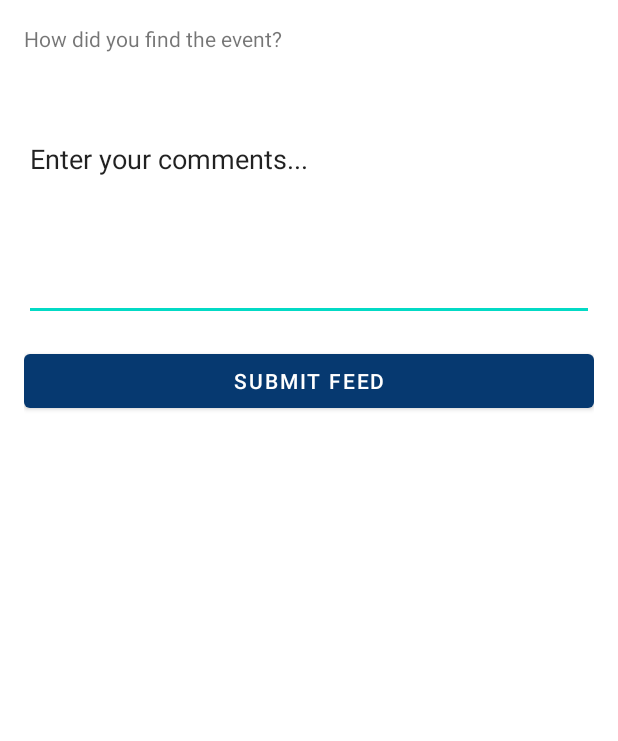
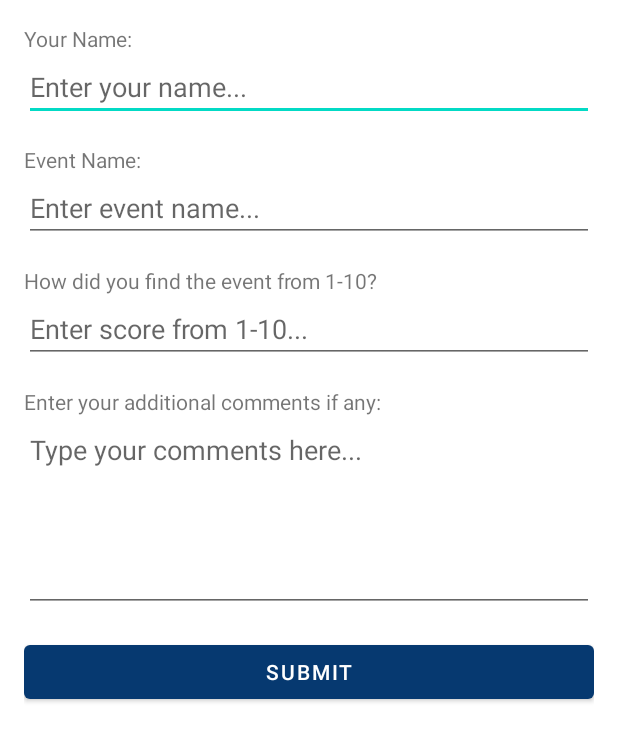
Before and after one commit to peteryan1019/B07_App, an Android app: the StudentFeedback screen opened directly, with no data from a screen before it, on a phone screen of 412 x 824 dp. Shown: the top 741 px of the screen. Run offline under Robolectric (Android 15) with nearby library versions, the phone set to English and light mode, and no system bars; our stand-ins replace Firebase (no records; nobody signed in at launch, a user with empty details on screens opened directly); Roboto replaces fonts that are not available here.

Commit message:
making sure

```diff
--- a/app/src/main/java/com/uoft/b07application/ui/student/StudentFeedback.java
+++ b/app/src/main/java/com/uoft/b07application/ui/student/StudentFeedback.java
@@ -4,20 +4,26 @@ import android.os.Bundle;
 import android.view.View;
 import android.widget.Button;
 import android.widget.EditText;
+import android.widget.RatingBar;
 import android.widget.TextView;
 import android.widget.Toast;
-//need to import the layout stuff
+
+import com.google.android.gms.tasks.OnFailureListener;
+import com.google.android.gms.tasks.OnSuccessListener;
+import com.google.firebase.database.DatabaseReference;
+import com.google.firebase.database.FirebaseDatabase;
 import com.uoft.b07application.R;
-import com.uoft.b07application.ui.admin.AdminEventActivity;
 
-import android.content.Intent;
+import androidx.annotation.NonNull;
+import androidx.appcompat.app.AppCompatActivity;
 
-
-import androidx.appcompat.app.AppCompatActivity;
-public class StudentFeedback extends AppCompatActivity{
+public class StudentFeedback extends AppCompatActivity {
+    private EditText nameEditText;
+    private EditText eventEditText;
+    private RatingBar ratingBar;
     private EditText commentEditText;
-    private TextView feedbackPromptTextView;
-    private TextView thankYouMessageTextView;
+    private Button submitButton;
+    private DatabaseReference feedbackReference;
 
     @Override
     protected void onCreate(Bundle savedInstanceState) {
@@ -25,38 +31,82 @@ public class StudentFeedback extends AppCompatActivity{
         setContentView(R.layout.student_feedback_layout);
 
         // Initialize UI elements
+        nameEditText = findViewById(R.id.nameEditText);
+        eventEditText = findViewById(R.id.eventEditText);
         commentEditText = findViewById(R.id.commentEditText);
-        Button submitButton = findViewById(R.id.submitButton);
-        feedbackPromptTextView = findViewById(R.id.feedbackPromptTextView);
-        thankYouMessageTextView = null;
+        submitButton = findViewById(R.id.submitButton);
 
-        // Set click listener for when user submits form
+        // Initialize Firebase
+        feedbackReference = FirebaseDatabase.getInstance().getReference().child("feedback");
+
+        // Set click listener for when the user submits the form
         submitButton.setOnClickListener(view -> submitFeedback());
     }
 
+    private void saveFeedbackToFirebase(String name, String eventName, float rating, String feedbackComment) {
+        // Get the reference to the "feedback" node in the database
+        DatabaseReference feedbackReference = FirebaseDatabase.getInstance().getReference().child("feedback");
+
+        String feedbackId = name + "_" + eventName;
+
+        // Create a Feedback object with the provided data
+        Feedback feedback = new Feedback(name, eventName, rating, feedbackComment);
+
+        // Save the feedback to Firebase
+        feedbackReference.child(feedbackId).setValue(feedback)
+                .addOnSuccessListener(new OnSuccessListener<Void>() {
+                    @Override
+                    public void onSuccess(Void aVoid) {
+                        // Handle success
+                        Toast.makeText(StudentFeedback.this, "Feedback saved to Firebase", Toast.LENGTH_SHORT).show();
+                    }
+                })
+                .addOnFailureListener(new OnFailureListener() {
+                    @Override
+                    public void onFailure(@NonNull Exception e) {
+                        // Handle failure
+                        Toast.makeText(StudentFeedback.this, "Failed to save feedback to Firebase", Toast.LENGTH_SHORT).show();
+                    }
+                });
+    }
+
+
     private void submitFeedback() {
-        // Get the user to write feedback
-        String feedbackComment = commentEditText.getText().toString().trim();
+        // Get the user-entered data
+        String name = ((EditText) findViewById(R.id.nameEditText)).getText().toString().trim();
+        String eventName = ((EditText) findViewById(R.id.eventEditText)).getText().toString().trim();
+        String ratingText = ((EditText) findViewById(R.id.ratingEditText)).getText().toString().trim();
+        String feedbackComment = ((EditText) findViewById(R.id.commentEditText)).getText().toString().trim();
 
-        if (!feedbackComment.isEmpty()) {
+        // Validate the rating input
+        float rating = 0;
+        if (!ratingText.isEmpty()) {
+            rating = Float.parseFloat(ratingText);
+        }
 
-            // Hide the feedback prompt and comment field
-            feedbackPromptTextView.setVisibility(View.GONE);
-            commentEditText.setVisibility(View.GONE);
+        if (!name.isEmpty() && !eventName.isEmpty() && rating >= 1 && rating <= 10 && !feedbackComment.isEmpty()) {
+            // Hide the UI elements
+            findViewById(R.id.nameLabel).setVisibility(View.GONE);
+            findViewById(R.id.nameEditText).setVisibility(View.GONE);
+            findViewById(R.id.eventLabel).setVisibility(View.GONE);
+            findViewById(R.id.eventEditText).setVisibility(View.GONE);
+            findViewById(R.id.ratingLabel).setVisibility(View.GONE);
+            findViewById(R.id.ratingEditText).setVisibility(View.GONE);
+            findViewById(R.id.commentsLabel).setVisibility(View.GONE);
+            findViewById(R.id.commentEditText).setVisibility(View.GONE);
+            findViewById(R.id.submitButton).setVisibility(View.GONE);
 
             // Display a toast message
             Toast.makeText(this, "Feedback submitted successfully", Toast.LENGTH_SHORT).show();
 
-            // After submitting feedback, navigate back to EventPageActivity
-            Intent intent = new Intent(this, StudentEventActivity.class);
-            startActivity(intent);
+            // Save feedback to Firebase
+            saveFeedbackToFirebase(name, eventName, rating, feedbackComment);
 
             // Close the current activity (StudentFeedback)
             finish();
-
         } else {
-            // Display an error message if the comment is empty
-            Toast.makeText(this, "Please enter your feedback", Toast.LENGTH_SHORT).show();
+            // Display an error message if any of the fields are empty or invalid
+            Toast.makeText(this, "Please fill in all fields correctly", Toast.LENGTH_SHORT).show();
         }
     }
 
--- a/app/src/main/res/layout/student_feedback_layout.xml
+++ b/app/src/main/res/layout/student_feedback_layout.xml
@@ -7,25 +7,81 @@
     android:padding="16dp">
 
     <TextView
-        android:id="@+id/feedbackPromptTextView"
+        android:id="@+id/nameLabel"
         android:layout_width="0dp"
         android:layout_height="wrap_content"
-        android:text="How did you find the event?"
+        android:text="Your Name:"
         app:layout_constraintTop_toTopOf="parent"
         app:layout_constraintStart_toStartOf="parent"
+        app:layout_constraintEnd_toEndOf="parent" />
+
+    <EditText
+        android:id="@+id/nameEditText"
+        android:layout_width="0dp"
+        android:layout_height="wrap_content"
+        app:layout_constraintTop_toBottomOf="@+id/nameLabel"
+        app:layout_constraintStart_toStartOf="parent"
         app:layout_constraintEnd_toEndOf="parent"
-        android:layout_marginBottom="16dp"
-        android:lines="3"/>
+        android:hint="Enter your name..." />
+
+    <TextView
+        android:id="@+id/eventLabel"
+        android:layout_width="0dp"
+        android:layout_height="wrap_content"
+        android:text="Event Name:"
+        app:layout_constraintTop_toBottomOf="@+id/nameEditText"
+        app:layout_constraintStart_toStartOf="parent"
+        app:layout_constraintEnd_toEndOf="parent"
+        android:layout_marginTop="16dp" />
+
+    <EditText
+        android:id="@+id/eventEditText"
+        android:layout_width="0dp"
+        android:layout_height="wrap_content"
+        app:layout_constraintTop_toBottomOf="@+id/eventLabel"
+        app:layout_constraintStart_toStartOf="parent"
+        app:layout_constraintEnd_toEndOf="parent"
+        android:hint="Enter event name..." />
+
+    <TextView
+        android:id="@+id/ratingLabel"
+        android:layout_width="0dp"
+        android:layout_height="wrap_content"
+        android:text="How did you find the event from 1-10?"
+        app:layout_constraintTop_toBottomOf="@+id/eventEditText"
+        app:layout_constraintStart_toStartOf="parent"
+        app:layout_constraintEnd_toEndOf="parent"
+        android:layout_marginTop="16dp" />
+
+    <EditText
+        android:id="@+id/ratingEditText"
+        android:layout_width="0dp"
+        android:layout_height="wrap_content"
+        app:layout_constraintTop_toBottomOf="@+id/ratingLabel"
+        app:layout_constraintStart_toStartOf="parent"
+        app:layout_constraintEnd_toEndOf="parent"
+        android:hint="Enter score from 1-10..."
+        android:inputType="number"
+        android:maxLength="2" />
+
+    <TextView
+        android:id="@+id/commentsLabel"
+        android:layout_width="0dp"
+        android:layout_height="wrap_content"
+        android:text="Enter your additional comments if any:"
+        app:layout_constraintTop_toBottomOf="@+id/ratingEditText"
+        app:layout_constraintStart_toStartOf="parent"
+        app:layout_constraintEnd_toEndOf="parent"
+        android:layout_marginTop="16dp" />
 
     <EditText
         android:id="@+id/commentEditText"
         android:layout_width="0dp"
         android:layout_height="wrap_content"
-        app:layout_constraintTop_toBottomOf="@+id/feedbackPromptTextView"
+        app:layout_constraintTop_toBottomOf="@+id/commentsLabel"
         app:layout_constraintStart_toStartOf="parent"
         app:layout_constraintEnd_toEndOf="parent"
-        android:layout_marginTop="16dp"
-        android:text="Enter your comments..."
+        android:hint="Type your comments here..."
         android:inputType="textMultiLine"
         android:gravity="start|top"
         android:lines="5" />
@@ -38,5 +94,6 @@
         app:layout_constraintStart_toStartOf="parent"
         app:layout_constraintEnd_toEndOf="parent"
         android:layout_marginTop="16dp"
-        android:text="Submit Feed" />
+        android:text="Submit" />
+
 </androidx.constraintlayout.widget.ConstraintLayout>
```
Also changed, not shown: app/src/main/java/com/uoft/b07application/ui/student/Feedback.java (+33 -1 lines), app/src/main/AndroidManifest.xml (line endings or trailing spaces).
